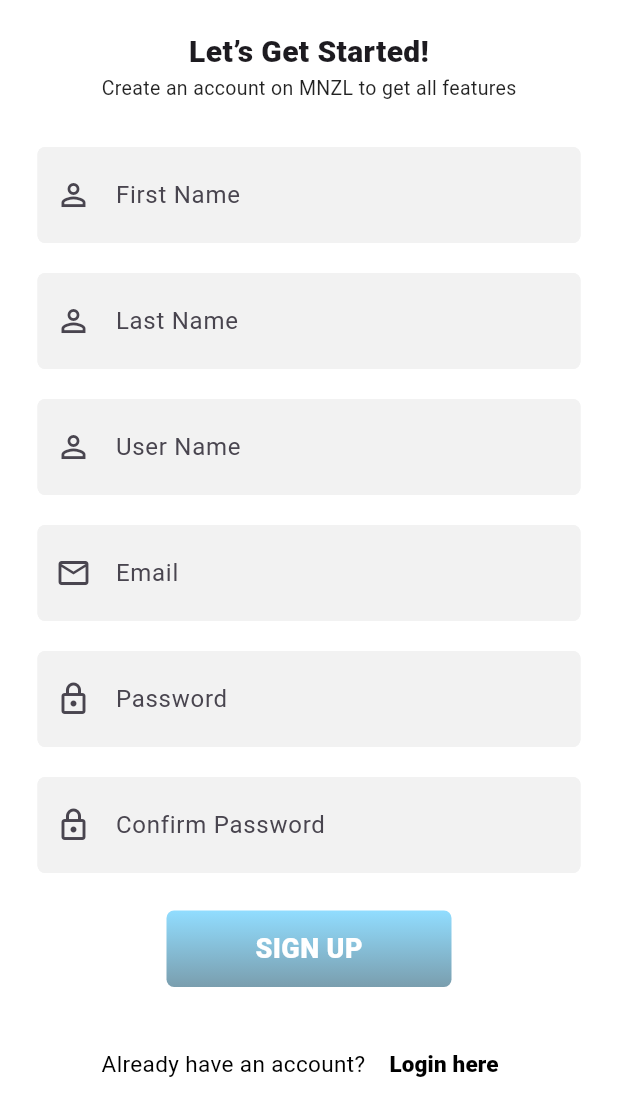
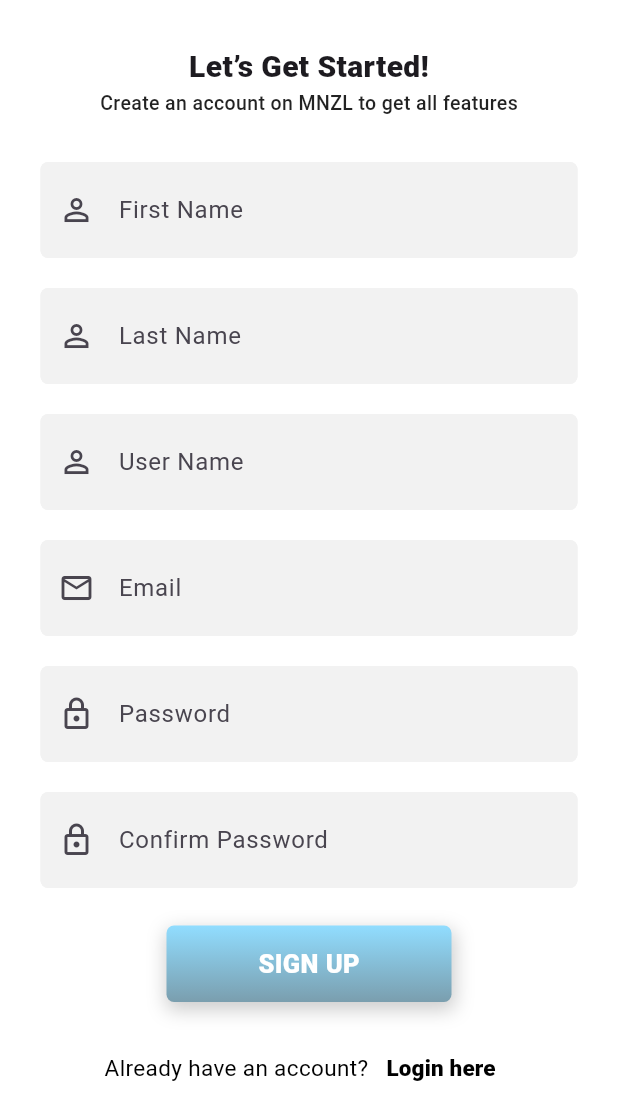
Before and after one commit to ZiadAlaa955/modern_auth_app, a Flutter app: the screen it shows after launch, after a tap on "Sign Up", on a phone screen of 412 x 824 dp. Shown: the top 1120 px of the screen. Run offline on Flutter 3.47's test engine with Material 3 defaults, Android fonts, the phone set to English and light mode, and no system bars; our stand-ins replace go_router, google_fonts.

Commit message:
refactor and finish app

```diff
--- a/lib/Views/login_view.dart
+++ b/lib/Views/login_view.dart
@@ -6,7 +6,9 @@ import 'package:modern_auth_app/Utils/app_router.dart';
 import 'package:modern_auth_app/Widgets/auth_navigation_text.dart';
 import 'package:modern_auth_app/Widgets/custom_auth_button.dart';
 import 'package:modern_auth_app/Widgets/custom_text_field.dart';
+import 'package:modern_auth_app/Widgets/login_stack.dart';
 import 'package:modern_auth_app/Widgets/logo.dart';
+import 'package:modern_auth_app/Widgets/social_media_accounts_row.dart';
 
 class LoginView extends StatelessWidget {
   const LoginView({super.key});
@@ -15,69 +17,44 @@ class LoginView extends StatelessWidget {
   Widget build(BuildContext context) {
     return Scaffold(
       body: SingleChildScrollView(
-        child: Stack(
-          children: [
-            const Positioned(
-              left: 50,
-              child: Image(
-                image: AssetImage('assets/images/Rectangle 2.png'),
-              ),
-            ),
-            const Positioned(
-              left: 0,
-              child: Image(
-                image: AssetImage('assets/images/Rectangle 1.png'),
-              ),
-            ),
-            Center(
-              child: Padding(
-                padding: const EdgeInsets.symmetric(horizontal: 25),
+        child: Center(
           child: Column(
             children: [
-                    const SizedBox(height: 140),
+              const LoginStack(),
               const Logo(),
-                    const SizedBox(
-                      height: 5,
-                    ),
+              const SizedBox(height: 5),
               Text(
                 'Welcome back!',
                 style: TextStyle(
                   fontFamily: GoogleFonts.roboto().fontFamily,
-                        fontSize: 20,
+                  fontSize: 21,
                   fontWeight: FontWeight.w900,
                 ),
-                    ),
-                    const SizedBox(
-                      height: 10,
               ),
               Text(
                 'Log in to existing LOGO account',
                 style: TextStyle(
                   fontFamily: GoogleFonts.roboto().fontFamily,
                   fontSize: 13,
-                        color: Colors.grey.shade800,
+                  color: const Color(0xff515151),
                 ),
               ),
-                    const SizedBox(
-                      height: 30,
-                    ),
+              const SizedBox(height: 30),
               CustomTextField(
                 hintText: 'Username',
                 controller: TextEditingController(),
                 icon: Icons.person_outline_outlined,
               ),
-                    const SizedBox(
-                      height: 20,
-                    ),
+              const SizedBox(height: 20),
               CustomTextField(
                 hintText: 'Password',
                 controller: TextEditingController(),
                 icon: Icons.lock_outlined,
               ),
-                    const SizedBox(
-                      height: 5,
-                    ),
-                    Align(
+              const SizedBox(height: 8),
+              Padding(
+                padding: const EdgeInsets.only(right: 27),
+                child: Align(
                   alignment: Alignment.centerRight,
                   child: Text(
                     'Forgot Password?',
@@ -88,64 +65,33 @@ class LoginView extends StatelessWidget {
                     ),
                   ),
                 ),
-                    const SizedBox(
-                      height: 30,
               ),
+              const SizedBox(height: 30),
               const CustomAuthButton(text: 'LOG IN'),
-                    const SizedBox(
-                      height: 25,
-                    ),
+              const SizedBox(height: 25),
               Text(
                 'Or sign up using',
                 style: TextStyle(
                   fontFamily: GoogleFonts.roboto().fontFamily,
-                        fontSize: 13,
+                  fontSize: 14,
+                  fontWeight: FontWeight.w500,
                   color: Colors.black,
                 ),
               ),
-                    const SizedBox(
-                      height: 10,
-                    ),
-                    const Row(
-                      mainAxisAlignment: MainAxisAlignment.spaceEvenly,
-                      children: [
-                        SizedBox(
-                          width: 10,
-                        ),
-                        Image(
-                          height: 40,
-                          image: AssetImage('assets/images/facebook.png'),
-                        ),
-                        Image(
-                          height: 40,
-                          image: AssetImage('assets/images/google.png'),
-                        ),
-                        Image(
-                          height: 40,
-                          image: AssetImage('assets/images/apple.png'),
-                        ),
-                        SizedBox(
-                          width: 10,
-                        ),
-                      ],
-                    ),
-                    const SizedBox(
-                      height: 20,
-                    ),
+              const SizedBox(height: 10),
+              const SocialMediaAccountsRow(),
+              const SizedBox(height: 15),
               AuthNavigationText(
                 onPressed: () {
                   GoRouter.of(context).push(AppRouter.signupView);
                 },
-                      questionText: 'Don’t have an account? ',
+                questionText: 'Don’t have an account?',
                 navigationtext: 'Sign Up',
               ),
             ],
           ),
         ),
       ),
-          ],
-        ),
-      ),
     );
   }
 }
--- a/lib/Views/signup_view.dart
+++ b/lib/Views/signup_view.dart
@@ -14,13 +14,9 @@ class SignupView extends StatelessWidget {
       body: SafeArea(
         child: SingleChildScrollView(
           child: Center(
-            child: Padding(
-              padding: const EdgeInsets.symmetric(horizontal: 25),
             child: Column(
               children: [
-                  const SizedBox(
-                    height: 20,
-                  ),
+                const SizedBox(height: 30),
                 Text(
                   'Let’s Get Started!',
                   style: TextStyle(
@@ -35,6 +31,7 @@ class SignupView extends StatelessWidget {
                     fontFamily: GoogleFonts.roboto().fontFamily,
                     fontSize: 13,
                     color: Colors.black87,
+                    fontWeight: FontWeight.w500,
                   ),
                 ),
                 const SizedBox(height: 30),
@@ -43,60 +40,44 @@ class SignupView extends StatelessWidget {
                   controller: TextEditingController(),
                   icon: Icons.person_outline_outlined,
                 ),
-                  const SizedBox(
-                    height: 20,
-                  ),
+                const SizedBox(height: 20),
                 CustomTextField(
                   hintText: 'Last Name',
                   controller: TextEditingController(),
                   icon: Icons.person_outline_outlined,
                 ),
-                  const SizedBox(
-                    height: 20,
-                  ),
+                const SizedBox(height: 20),
                 CustomTextField(
                   hintText: 'User Name',
                   controller: TextEditingController(),
                   icon: Icons.person_outline_outlined,
                 ),
-                  const SizedBox(
-                    height: 20,
-                  ),
+                const SizedBox(height: 20),
                 CustomTextField(
                   hintText: 'Email',
                   controller: TextEditingController(),
                   icon: Icons.email_outlined,
                 ),
-                  const SizedBox(
-                    height: 20,
-                  ),
+                const SizedBox(height: 20),
                 CustomTextField(
                   hintText: 'Password',
                   controller: TextEditingController(),
                   icon: Icons.lock_outlined,
                 ),
-                  const SizedBox(
-                    height: 20,
-                  ),
+                const SizedBox(height: 20),
                 CustomTextField(
                   hintText: 'Confirm Password',
                   controller: TextEditingController(),
                   icon: Icons.lock_outlined,
                 ),
-                  const SizedBox(
-                    height: 25,
-                  ),
-                  const CustomAuthButton(
-                    text: 'SIGN UP',
-                  ),
-                  const SizedBox(
-                    height: 27,
-                  ),
+                const SizedBox(height: 25),
+                const CustomAuthButton(text: 'SIGN UP'),
+                const SizedBox(height: 20),
                 AuthNavigationText(
                   onPressed: () {
                     GoRouter.of(context).pop();
                   },
-                    questionText: 'Already have an account? ',
+                  questionText: 'Already have an account?',
                   navigationtext: 'Login here',
                 ),
               ],
@@ -104,7 +85,6 @@ class SignupView extends StatelessWidget {
           ),
         ),
       ),
-      ),
     );
   }
 }
--- a/lib/Widgets/custom_auth_button.dart
+++ b/lib/Widgets/custom_auth_button.dart
@@ -13,8 +13,19 @@ class CustomAuthButton extends StatelessWidget {
       height: 51,
       width: 190,
       decoration: BoxDecoration(
+        boxShadow: [
+          BoxShadow(
+            color: Colors.black.withOpacity(0.2),
+            spreadRadius: 1,
+            blurRadius: 10,
+            offset: const Offset(1, 4),
+          ),
+        ],
         gradient: const LinearGradient(
-          colors: [AppColors.primaryColor, AppColors.secondaryColor],
+          colors: [
+            AppColors.primaryColor,
+            AppColors.secondaryColor,
+          ],
           begin: Alignment.topCenter,
           end: Alignment.bottomCenter,
         ),
@@ -25,7 +36,7 @@ class CustomAuthButton extends StatelessWidget {
           text,
           style: TextStyle(
             fontFamily: GoogleFonts.roboto().fontFamily,
-            fontSize: 18,
+            fontSize: 17,
             color: Colors.white,
             fontWeight: FontWeight.w900,
           ),
--- a/lib/Widgets/custom_text_field.dart
+++ b/lib/Widgets/custom_text_field.dart
@@ -16,7 +16,9 @@ class CustomTextField extends StatelessWidget {
 
   @override
   Widget build(BuildContext context) {
-    return TextField(
+    return Padding(
+      padding: const EdgeInsets.symmetric(horizontal: 27),
+      child: TextField(
         controller: controller,
         decoration: InputDecoration(
           prefixIcon: Icon(icon),
@@ -41,6 +43,7 @@ class CustomTextField extends StatelessWidget {
             ),
           ),
         ),
+      ),
     );
   }
 }
--- /dev/null
+++ b/lib/Widgets/login_stack.dart
@@ -0,0 +1,28 @@
+import 'package:flutter/material.dart';
+
+class LoginStack extends StatelessWidget {
+  const LoginStack({super.key});
+
+  @override
+  Widget build(BuildContext context) {
+    return SizedBox(
+      height: MediaQuery.of(context).size.height * 0.185,
+      child: const Stack(
+        children: [
+          Positioned(
+            left: 50,
+            child: Image(
+              image: AssetImage('assets/images/Rectangle 2.png'),
+            ),
+          ),
+          Positioned(
+            left: 0,
+            child: Image(
+              image: AssetImage('assets/images/Rectangle 1.png'),
+            ),
+          ),
+        ],
+      ),
+    );
+  }
+}
--- /dev/null
+++ b/lib/Widgets/social_media_accounts_row.dart
@@ -0,0 +1,32 @@
+import 'package:flutter/material.dart';
+
+class SocialMediaAccountsRow extends StatelessWidget {
+  const SocialMediaAccountsRow({super.key});
+
+  @override
+  Widget build(BuildContext context) {
+    return const Row(
+      mainAxisAlignment: MainAxisAlignment.spaceEvenly,
+      children: [
+        SizedBox(
+          width: 30,
+        ),
+        Image(
+          height: 40,
+          image: AssetImage('assets/images/facebook.png'),
+        ),
+        Image(
+          height: 40,
+          image: AssetImage('assets/images/google.png'),
+        ),
+        Image(
+          height: 40,
+          image: AssetImage('assets/images/apple.png'),
+        ),
+        SizedBox(
+          width: 30,
+        ),
+      ],
+    );
+  }
+}
```
Lines whose indentation alone changed are shown as unchanged.
